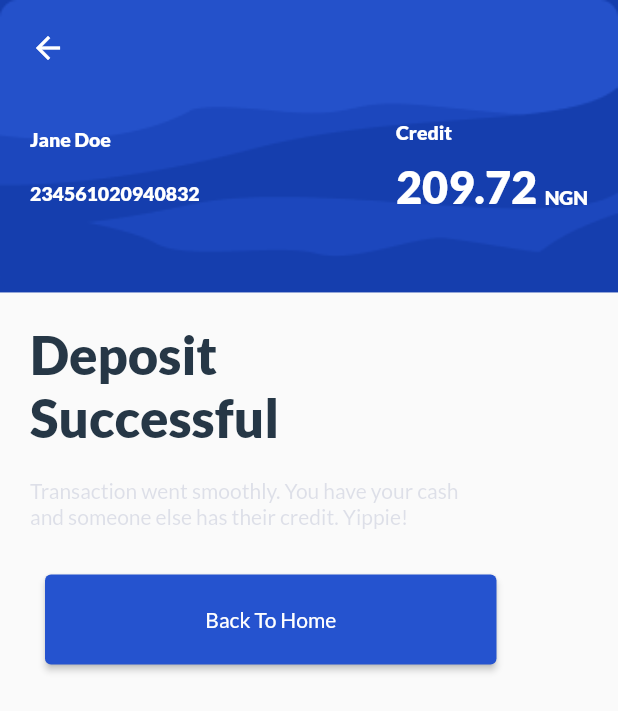
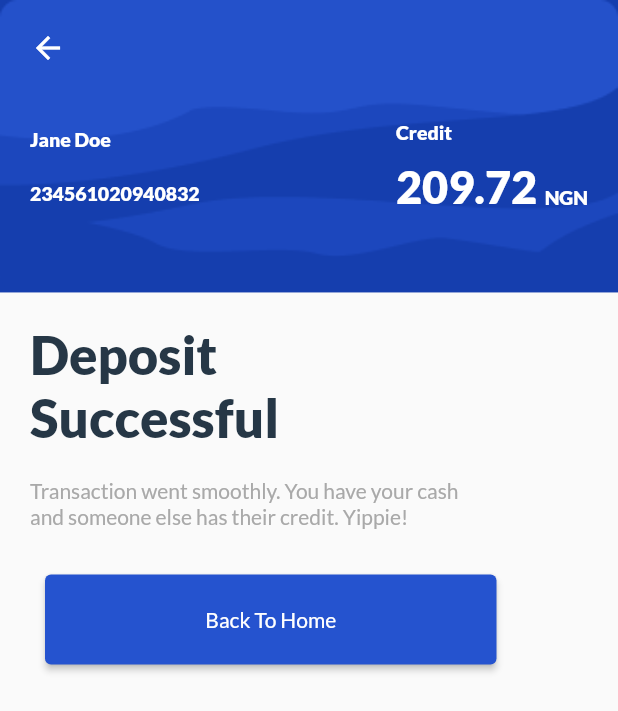
Before and after one commit to sobuur0/super_agent_with_flutter, a Flutter app: the DepositSuccessfulPage screen opened directly, on a phone screen of 412 x 824 dp. Shown: the top 711 px of the screen. Run offline on Flutter 3.47's test engine with Material 2 defaults, Android fonts, the phone set to English and light mode, and no system bars; our stand-ins replace google_fonts.

Commit message:
fix fonts issues

```diff
--- a/lib/presentation/pages/deposit_successful_page.dart
+++ b/lib/presentation/pages/deposit_successful_page.dart
@@ -39,7 +39,7 @@ class _DepositSuccessfulPageState extends State<DepositSuccessfulPage> {
               child: Text(
                 'Transaction went smoothly. You have your cash \nand someone else has their credit. Yippie!',
                 style: AppStyles.latoRegular(
-                  color: Color(0xFF26374680),
+                  color: Color(0xFFA9A9A9),
                   size: 14.0,
                 ),
               ),
```
